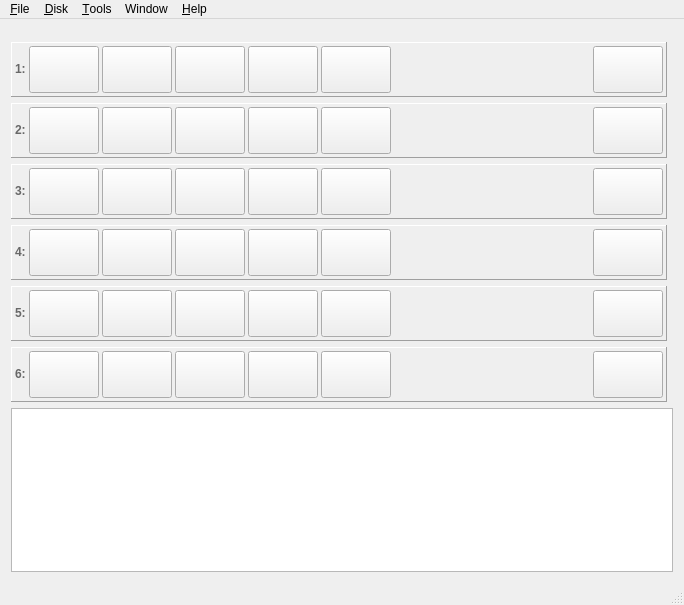
greblus/aspeqt, file mainwindow.ui: the form before one commit.
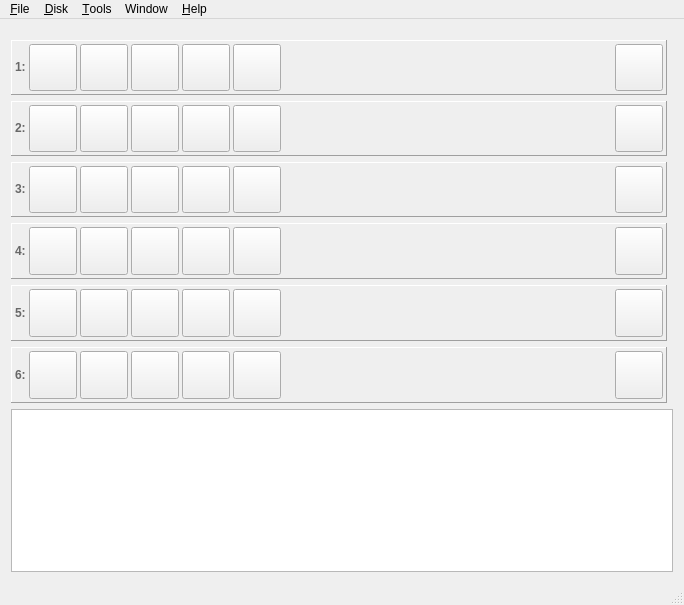
The form after the commit. Icons and pictures are not drawn.

Commit message: Yet another layout tweak.

What changed in the file:
```diff
--- a/mainwindow.ui
+++ b/mainwindow.ui
@@ -331,6 +331,19 @@
          <property name="rightMargin">
           <number>5</number>
          </property>
+         <item>
+          <spacer name="horizontalSpacer_5">
+           <property name="orientation">
+            <enum>Qt::Horizontal</enum>
+           </property>
+           <property name="sizeHint" stdset="0">
+            <size>
+             <width>600</width>
+             <height>20</height>
+            </size>
+           </property>
+          </spacer>
+         </item>
          <item>
           <widget class="QLabel" name="labelFileName_5">
            <property name="enabled">
@@ -809,6 +822,19 @@
          <property name="rightMargin">
           <number>5</number>
          </property>
+         <item>
+          <spacer name="horizontalSpacer_6">
+           <property name="orientation">
+            <enum>Qt::Horizontal</enum>
+           </property>
+           <property name="sizeHint" stdset="0">
+            <size>
+             <width>600</width>
+             <height>20</height>
+            </size>
+           </property>
+          </spacer>
+         </item>
          <item>
           <widget class="QLabel" name="labelFileName_6">
            <property name="enabled">
@@ -1247,6 +1273,22 @@
          <property name="rightMargin">
           <number>5</number>
          </property>
+         <item>
+          <spacer name="horizontalSpacer_2">
+           <property name="orientation">
+            <enum>Qt::Horizontal</enum>
+           </property>
+           <property name="sizeType">
+            <enum>QSizePolicy::Expanding</enum>
+           </property>
+           <property name="sizeHint" stdset="0">
+            <size>
+             <width>600</width>
+             <height>20</height>
+            </size>
+           </property>
+          </spacer>
+         </item>
          <item>
           <widget class="QLabel" name="labelFileName_2">
            <property name="enabled">
@@ -1694,6 +1736,19 @@
          <property name="rightMargin">
           <number>5</number>
          </property>
+         <item>
+          <spacer name="horizontalSpacer_3">
+           <property name="orientation">
+            <enum>Qt::Horizontal</enum>
+           </property>
+           <property name="sizeHint" stdset="0">
+            <size>
+             <width>600</width>
+             <height>20</height>
+            </size>
+           </property>
+          </spacer>
+         </item>
          <item>
           <widget class="QLabel" name="labelFileName_3">
            <property name="enabled">
@@ -2141,6 +2196,19 @@
          <property name="rightMargin">
           <number>5</number>
          </property>
+         <item>
+          <spacer name="horizontalSpacer_4">
+           <property name="orientation">
+            <enum>Qt::Horizontal</enum>
+           </property>
+           <property name="sizeHint" stdset="0">
+            <size>
+             <width>600</width>
+             <height>20</height>
+            </size>
+           </property>
+          </spacer>
+         </item>
          <item>
           <widget class="QLabel" name="labelFileName_4">
            <property name="enabled">
@@ -2612,6 +2680,22 @@
          <property name="rightMargin">
           <number>5</number>
          </property>
+         <item>
+          <spacer name="horizontalSpacer">
+           <property name="orientation">
+            <enum>Qt::Horizontal</enum>
+           </property>
+           <property name="sizeType">
+            <enum>QSizePolicy::Expanding</enum>
+           </property>
+           <property name="sizeHint" stdset="0">
+            <size>
+             <width>600</width>
+             <height>20</height>
+            </size>
+           </property>
+          </spacer>
+         </item>
          <item>
           <widget class="QLabel" name="labelFileName_1">
            <property name="enabled">
```
The commit also changes 3 other files.
